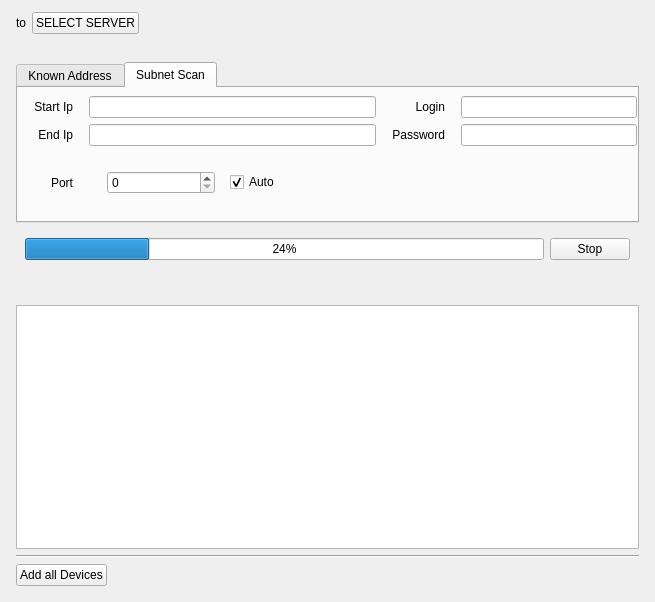
This is client/nx_client_desktop/src/nx/client/desktop/ui/dialogs/device_addition_dialog.ui in networkoptix/nx_open as Qt 5 draws it before an edit. The edited form follows.
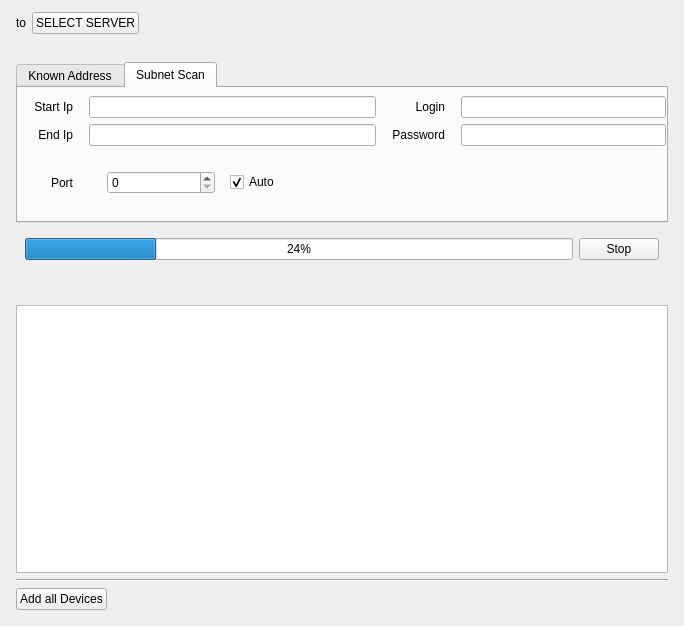
This is the edited form. The open tabs and pages were chosen to show the change. Custom widgets are drawn as their Qt base class.

Commit message:
VMS-8024 - Fixed tabstops
<==== Mercurial data ====>
Branch: vms

What changed in the file:
```diff
--- a/client/nx_client_desktop/src/nx/client/desktop/ui/dialogs/device_addition_dialog.ui
+++ b/client/nx_client_desktop/src/nx/client/desktop/ui/dialogs/device_addition_dialog.ui
@@ -6,8 +6,8 @@
    <rect>
     <x>0</x>
     <y>0</y>
-    <width>655</width>
-    <height>602</height>
+    <width>684</width>
+    <height>626</height>
    </rect>
   </property>
   <property name="sizePolicy">
```
Left out of the diff: 26 changed lines with no effect on the pictures.
